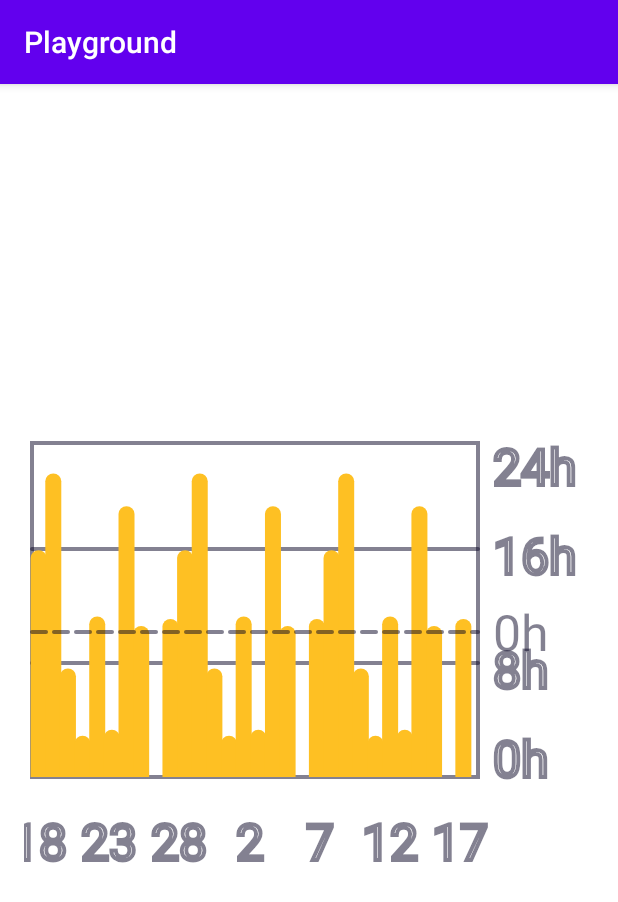
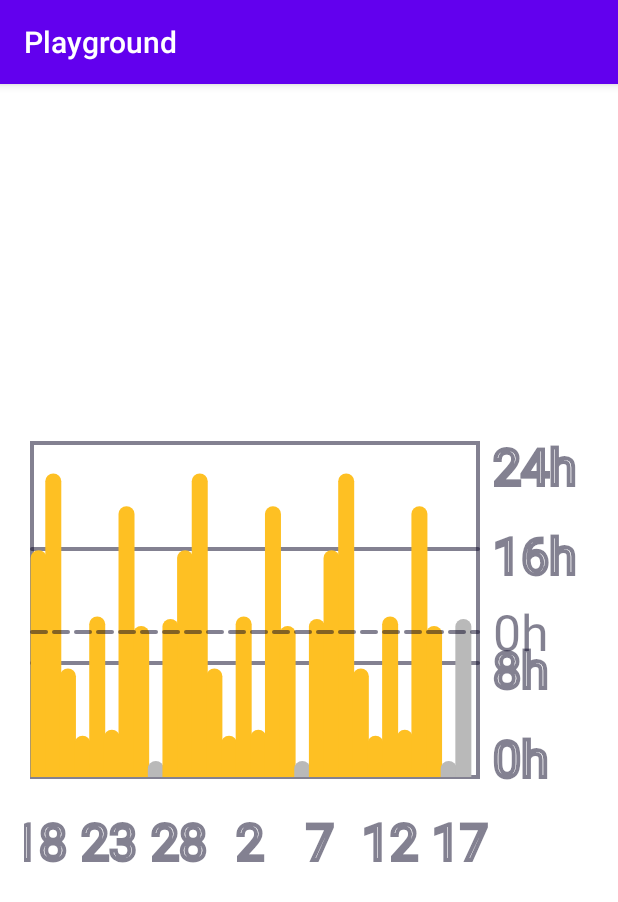
Before and after one commit to cami7ord/custom-views, an Android app: the screen it shows after launch (MainActivity), on a phone screen of 412 x 824 dp. Shown: the top 902 px of the screen. Run offline under Robolectric (Android 15) with nearby library versions, the phone set to English and light mode, and no system bars.

Commit message:
Handle special bars cases

```diff
--- a/widgets/src/main/java/com/example/widgets/charts/HeatingTimeChartView.kt
+++ b/widgets/src/main/java/com/example/widgets/charts/HeatingTimeChartView.kt
@@ -40,13 +40,13 @@ class HeatingTimeChartView : View {
             invalidate()
             requestLayout()
         }
-    var positiveBarsColor: Int = R.color.tado
+    var regularBarsColor: Int = R.color.tado
         set(value) {
             field = value
             invalidate()
             requestLayout()
         }
-    var negativeBarsColor: Int = R.color.light_gray
+    var specialBarsColor: Int = R.color.dark_gray
         set(value) {
             field = value
             invalidate()
@@ -103,32 +103,18 @@ class HeatingTimeChartView : View {
         initialize(attrs)
     }
 
-    constructor(
-        context: Context?,
-        attrs: AttributeSet?,
-        defStyleAttr: Int,
-        defStyleRes: Int
-    ) : super(
-        context,
-        attrs,
-        defStyleAttr,
-        defStyleRes
-    ) {
-        initialize(attrs)
-    }
-
     private fun initialize(attrs: AttributeSet?) {
         if (attrs != null) {
             val ta = context.obtainStyledAttributes(attrs, R.styleable.HeatingTimeChartView)
             try {
                 barWidth = ta.getDimension(R.styleable.HeatingTimeChartView_barWidth, barWidth)
-                positiveBarsColor = ta.getColor(
-                    R.styleable.HeatingTimeChartView_positiveBarsColor,
-                    positiveBarsColor
+                regularBarsColor = ta.getColor(
+                    R.styleable.HeatingTimeChartView_regularBarsColor,
+                    regularBarsColor
                 )
-                negativeBarsColor = ta.getColor(
-                    R.styleable.HeatingTimeChartView_negativeBarsColor,
-                    negativeBarsColor
+                specialBarsColor = ta.getColor(
+                    R.styleable.HeatingTimeChartView_specialBarsColor,
+                    specialBarsColor
                 )
                 averageLineColor =
                     ta.getColor(R.styleable.HeatingTimeChartView_averageLineColor, averageLineColor)
@@ -160,7 +146,8 @@ class HeatingTimeChartView : View {
     override fun onLayout(changed: Boolean, left: Int, top: Int, right: Int, bottom: Int) {
         paint.color = ContextCompat.getColor(context, R.color.light_gray) // TODO use defaults
         paint.textSize = 50f
-        positiveBarsColor = ContextCompat.getColor(context, R.color.tado)
+        regularBarsColor = ContextCompat.getColor(context, R.color.tado)
+        specialBarsColor = ContextCompat.getColor(context, R.color.dark_gray)
 
         //Order is important
         borderBottomY = measuredHeight - borderTopY - paint.textSize * 2
@@ -225,45 +212,47 @@ class HeatingTimeChartView : View {
     private fun onDrawXAxis(canvas: Canvas) {
         var textX = lineSeparationX
         val textY = measuredHeight.toFloat() - paint.textSize + (paint.textSize / 2)
-        generateXaxisValues(Calendar.getInstance().time).forEach {
-            canvas.drawText("$it", textX - (paint.measureText(it.toString()) / 2), textY, paint)
+        val values = generateXaxisValues(Calendar.getInstance().time)
+        values.forEachIndexed { index, i ->
+            if (index == values.lastIndex) {
+                paint.color = averageLineColor
+            }
+            canvas.drawText("$i", textX - (paint.measureText(i.toString()) / 2), textY, paint)
             textX += lineSeparationX * 4.8f
         }
     }
 
     private fun onDrawLines(canvas: Canvas) {
-        val interval = lineSeparationX//: Float = measuredWidth / (items.size + 1).toFloat()
         var step = 0f
-
         paint.style = Paint.Style.STROKE
         paint.strokeCap = Paint.Cap.ROUND
         paint.strokeWidth = barWidth
 
-        for (value in items) {
-            step += interval
+        items.forEachIndexed { index, value ->
+            step += lineSeparationX
+            if (value == 0f || index == items.lastIndex) {
+                paint.color = specialBarsColor
+            } else {
+                paint.color = regularBarsColor
+            }
             onDrawSingleLine(step, value, canvas)
         }
     }
 
     private fun onDrawSingleLine(left: Float, value: Float, canvas: Canvas) {
 
-        val top: Float
-        val bottom: Float
-
         canvas.save()
 
-        when {
-            value > 0 -> {
-                paint.color = positiveBarsColor
-                top = borderBottomY - (borderBottomY * value) * scalingFactor
-                bottom = borderBottomY
-                canvas.clipRect(0f, 0f, measuredWidth.toFloat(), borderBottomY)
-            }
-            else -> return
+        val top = when (value) {
+            0f -> borderBottomY - (borderBottomY * value + 2.5f) * scalingFactor
+            else -> borderBottomY - (borderBottomY * value) * scalingFactor
         }
+        val bottom = borderBottomY
+        canvas.clipRect(0f, 0f, measuredWidth.toFloat(), borderBottomY)
 
         canvas.scale(1f, 1f - (paint.strokeWidth / measuredHeight), 0f, borderBottomY)
         canvas.drawLine(left, top, left, bottom, paint)
+
         canvas.restore()
 
     }
@@ -274,9 +263,10 @@ class HeatingTimeChartView : View {
         paint.color = averageLineColor
         paint.style = Paint.Style.FILL
 
-        canvas.drawText("${averageReturn.toInt()}h",
+        canvas.drawText(
+            "${averageReturn.toInt()}h",
             borderRightX + lineSeparationX,
-            (borderBottomY - borderBottomY * averageReturn * scalingFactor) + (paint.textSize/2) - 6f,
+            (borderBottomY - borderBottomY * averageReturn * scalingFactor) + (paint.textSize / 2) - 6f,
             paint
         )
 
--- a/widgets/src/main/res/values/attrs.xml
+++ b/widgets/src/main/res/values/attrs.xml
@@ -4,8 +4,8 @@
         <attr name="barWidth" format="dimension" />
         <attr name="averageIntervalOn" format="dimension" />
         <attr name="averageIntervalOff" format="dimension" />
-        <attr name="positiveBarsColor" format="color" />
-        <attr name="negativeBarsColor" format="color" />
+        <attr name="regularBarsColor" format="color" />
+        <attr name="specialBarsColor" format="color" />
         <attr name="averageLineColor" format="color" />
         <attr name="averageLineWeight" format="dimension" />
         <attr name="borderlineColor" format="color" />
--- a/widgets/src/main/res/values/colors.xml
+++ b/widgets/src/main/res/values/colors.xml
@@ -4,4 +4,5 @@
     <color name="black">#000</color>
     <color name="tado">#fec023</color>
     <color name="light_gray">#D2D2D2</color>
+    <color name="dark_gray">#B9B9B9</color>
 </resources>
```
